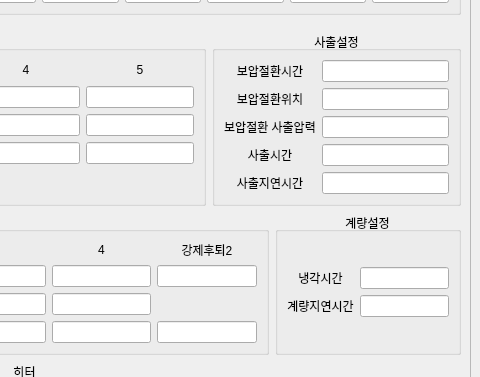
This is moldcondition.ui in good7zzang/QT_DBA as Qt 5 draws it before an edit; both pictures show x 430 to 910 and y 246 to 623 of the 910 by 900 pixel window. The edited form follows.
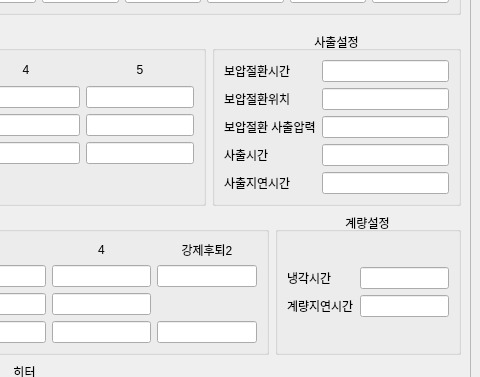
This is the edited form.

The edit to the form file:
```diff
--- a/moldcondition.ui
+++ b/moldcondition.ui
@@ -1042,7 +1042,7 @@
                   <string>계량지연시간</string>
                  </property>
                  <property name="alignment">
-                  <set>Qt::AlignCenter</set>
+                  <set>Qt::AlignLeading|Qt::AlignLeft|Qt::AlignVCenter</set>
                  </property>
                 </widget>
                </item>
@@ -1052,7 +1052,7 @@
                   <string>냉각시간</string>
                  </property>
                  <property name="alignment">
-                  <set>Qt::AlignCenter</set>
+                  <set>Qt::AlignLeading|Qt::AlignLeft|Qt::AlignVCenter</set>
                  </property>
                 </widget>
                </item>
@@ -1389,7 +1389,7 @@
                   <string>보압절환위치</string>
                  </property>
                  <property name="alignment">
-                  <set>Qt::AlignCenter</set>
+                  <set>Qt::AlignLeading|Qt::AlignLeft|Qt::AlignVCenter</set>
                  </property>
                 </widget>
                </item>
@@ -1399,7 +1399,7 @@
                   <string>보압절환시간</string>
                  </property>
                  <property name="alignment">
-                  <set>Qt::AlignCenter</set>
+                  <set>Qt::AlignLeading|Qt::AlignLeft|Qt::AlignVCenter</set>
                  </property>
                 </widget>
                </item>
@@ -1409,7 +1409,7 @@
                   <string>사출시간</string>
                  </property>
                  <property name="alignment">
-                  <set>Qt::AlignCenter</set>
+                  <set>Qt::AlignLeading|Qt::AlignLeft|Qt::AlignVCenter</set>
                  </property>
                 </widget>
                </item>
@@ -1419,7 +1419,7 @@
                   <string>사출지연시간</string>
                  </property>
                  <property name="alignment">
-                  <set>Qt::AlignCenter</set>
+                  <set>Qt::AlignLeading|Qt::AlignLeft|Qt::AlignVCenter</set>
                  </property>
                 </widget>
                </item>
@@ -1469,7 +1469,7 @@
                   <string>보압절환 사출압력</string>
                  </property>
                  <property name="alignment">
-                  <set>Qt::AlignCenter</set>
+                  <set>Qt::AlignLeading|Qt::AlignLeft|Qt::AlignVCenter</set>
                  </property>
                 </widget>
                </item>
```
Left out of the diff: 10 changed lines with no effect on the pictures.
